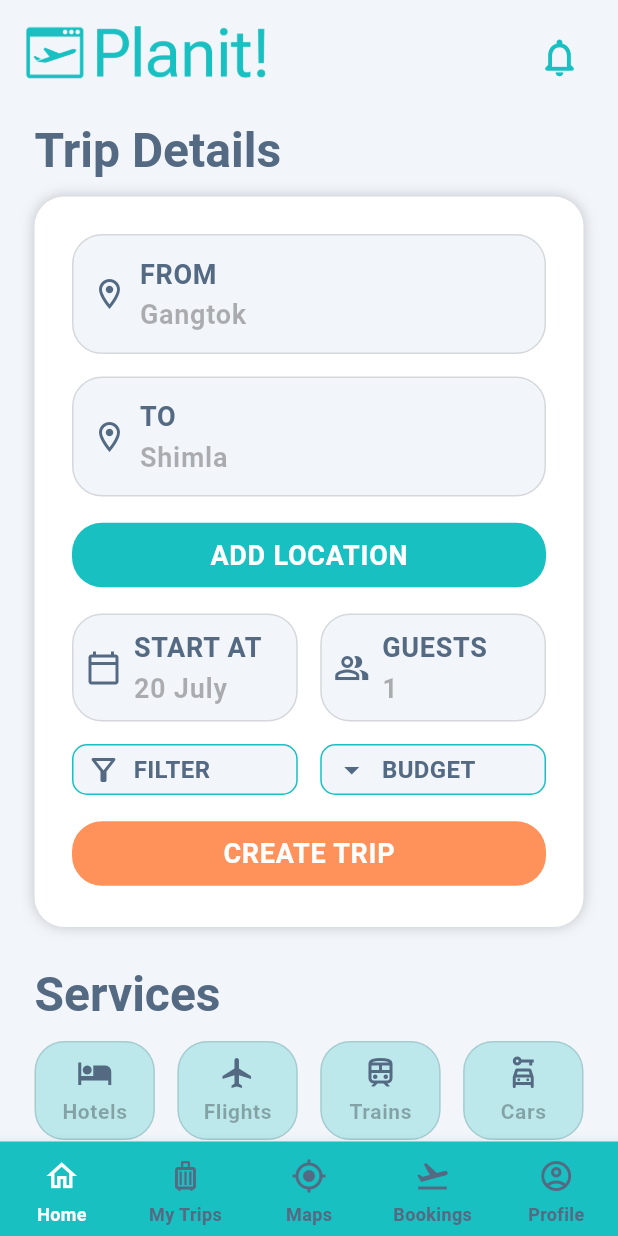
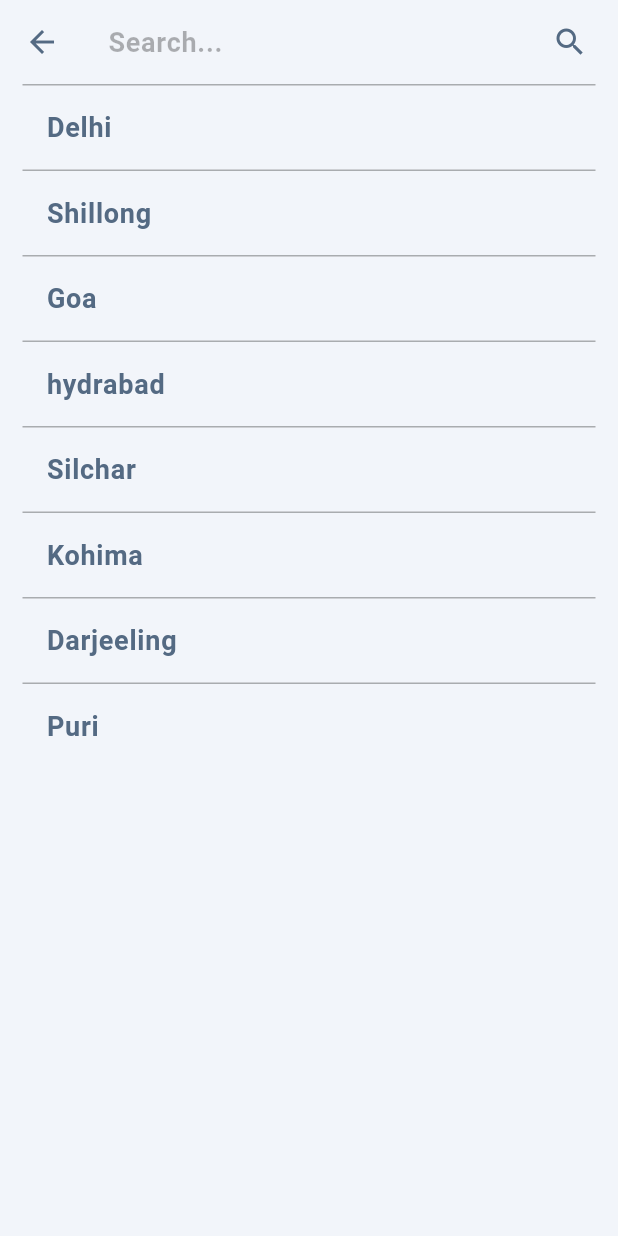
Before and after one commit to Ecell23/Travel-App-Frontend, a Flutter app: the screen it shows after launch, after a tap on "FROM", on a phone screen of 412 x 824 dp. Run offline on Flutter 3.47's test engine with Material 3 defaults, Android fonts, the phone set to English and light mode, and no system bars.

Commit message:
Search page and Homepage functionalities

```diff
--- a/lib/main.dart
+++ b/lib/main.dart
@@ -1,11 +1,5 @@
 import 'package:flutter/material.dart';
-import 'package:travel_app/pages/forgot_password_page/forgot_password.dart';
-import 'package:travel_app/pages/homepage/homepage.dart';
-import 'package:travel_app/pages/login_page/login_page.dart';
-import 'package:travel_app/pages/signup_page/signup_page.dart';
-import 'package:travel_app/pages/otp_verification_page/otp_verification.dart';
-import 'package:travel_app/pages/welcome_page/welcome_page.dart';
-import 'package:travel_app/pages/splash_screen/splash_screen.dart';
+import 'package:travel_app/pages/pages.dart';
 import 'config/theme.dart';
 
 void main() {
@@ -28,6 +22,7 @@ class MyApp extends StatelessWidget {
         '/forgotPassword': (context) => ForgotPasswordPage(),
         '/otpVerification': (context) => OtpverificationPage(),
         '/homepage': (context) => Homepage(),
+        '/searchPage' : (context) => SearchPage()
       },
       debugShowCheckedModeBanner: false, // Disable debug banner
     );
--- a/lib/pages/homepage/homepage.dart
+++ b/lib/pages/homepage/homepage.dart
@@ -11,7 +11,6 @@ class Homepage extends StatefulWidget {
 }
 
 class _HomepageState extends State<Homepage> {
-  List<List<String>> locations = [['FROM' , 'Gangtok'],['TO' , 'Shimla']];
   List<List<dynamic>> services = [[Icons.hotel, 'Hotels'],[Icons.flight , 'Flights'],[Icons.train_outlined,'Trains'],[Icons.car_rental_outlined,'Cars']];
   @override
   Widget build(BuildContext context) {
@@ -47,7 +46,7 @@ class _HomepageState extends State<Homepage> {
                     .titleLarge
                     ?.copyWith(color: Theme.of(context).colorScheme.onSurface),
               ),
-              TripForm(locations: locations),
+              TripForm(),
               SizedBox(height: 5,),
               Text(
                 'Services',
--- a/lib/pages/homepage/widgets/trip_form.dart
+++ b/lib/pages/homepage/widgets/trip_form.dart
@@ -1,12 +1,32 @@
 import 'package:flutter/material.dart';
+import 'package:intl/intl.dart';
 
-class TripForm extends StatelessWidget {
+class TripForm extends StatefulWidget {
   const TripForm({
     super.key,
-    required this.locations,
   });
 
-  final List<List<String>> locations;
+  @override
+  State<TripForm> createState() => _TripFormState();
+}
+
+class _TripFormState extends State<TripForm> {
+  List<String> locations = [ 'Gangtok','Shimla'];
+  int guestCount = 1;
+  DateTime selectedDate = DateTime.now();
+
+  Future<void> _selectDate(BuildContext context) async {
+    final DateTime? picked = await showDatePicker(
+        context: context,
+        initialDate: selectedDate,
+        firstDate: DateTime.now(),
+        lastDate: DateTime(2101));
+    if (picked != null && picked != selectedDate) {
+      setState(() {
+        selectedDate = picked;
+      });
+    }
+  }
 
   @override
   Widget build(BuildContext context) {
@@ -29,7 +49,14 @@ class TripForm extends StatelessWidget {
               Column(
                   spacing: 15,
                   children: List.generate(locations.length, (index) => GestureDetector(
-                    onTap: (){},
+                    onTap: () async {
+                      String? result = await Navigator.pushNamed(context, '/searchPage') as String?;
+                      if(result!=null){
+                        setState(() {
+                          locations[index] = result;
+                        });
+                      }
+                    },
                     child: Container(
                       decoration: BoxDecoration(
                           color: Theme.of(context).colorScheme.surface,
@@ -47,16 +74,30 @@ class TripForm extends StatelessWidget {
                               color:
                               Theme.of(context).colorScheme.onSurface,
                             ),
+                            Expanded(
+                              child: Row(
+                                mainAxisAlignment: MainAxisAlignment.spaceBetween,
+                                children: [
                                   Column(
                                     crossAxisAlignment: CrossAxisAlignment.start,
                                     children: [
-                                Text(locations[index][0],
+                                      Text(index==0? "FROM" : "LOCATION $index",
                                         style: Theme.of(context).textTheme.bodyLarge?.copyWith(color: Theme.of(context).colorScheme.onSurface),
                                       ),
-                                Text(locations[index][1],
+                                      Text(locations[index],
                                         style: Theme.of(context).textTheme.bodyLarge?.copyWith(color: Theme.of(context).colorScheme.onSecondary),
                                       ),
                                     ],
+                                  ),
+                                  index>0 && locations.length>2? IconButton(onPressed: (){
+                                    setState(() {
+                                      locations.removeAt(index);
+                                    });
+                                  },
+                                      icon: Icon(Icons.delete_outline,size: 30,)
+                                  ) : SizedBox(),
+                    ],
+                              ),
                             )
                           ],
                         ),
@@ -67,7 +108,14 @@ class TripForm extends StatelessWidget {
               SizedBox(
                 width: double.infinity,
                 child: TextButton(
-                    onPressed: () {},
+                    onPressed: () async {
+                      String? result = await Navigator.pushNamed(context, '/searchPage') as String?;
+                      if(result!=null){
+                        setState(() {
+                          locations.add(result);
+                        });
+                      }
+                    },
                     style: ButtonStyle(
                         backgroundColor: WidgetStatePropertyAll(Theme.of(context).colorScheme.primary),
                         shape: WidgetStatePropertyAll(RoundedRectangleBorder(borderRadius: BorderRadius.circular(20)))
@@ -82,7 +130,7 @@ class TripForm extends StatelessWidget {
                 children: [
                   Expanded(
                     child: GestureDetector(
-                      onTap: () {},
+                      onTap: () => _selectDate(context),
                       child: Container(
                         decoration: BoxDecoration(
                             color: Theme.of(context).colorScheme.surface,
@@ -106,7 +154,7 @@ class TripForm extends StatelessWidget {
                                   Text('START AT',
                                     style: Theme.of(context).textTheme.bodyLarge?.copyWith(color: Theme.of(context).colorScheme.onSurface),
                                   ),
-                                  Text('20 July',
+                                  Text(DateFormat.MMMd().format(selectedDate.toLocal()),
                                     style: Theme.of(context).textTheme.bodyLarge?.copyWith(color: Theme.of(context).colorScheme.onSecondary),
                                   ),
                                 ],
@@ -143,8 +191,32 @@ class TripForm extends StatelessWidget {
                                   Text('GUESTS  ',
                                     style: Theme.of(context).textTheme.bodyLarge?.copyWith(color: Theme.of(context).colorScheme.onSurface),
                                   ),
-                                  Text('1',
+                                  Row(
+                                    children: [
+                                      GestureDetector(
+                                          onTap: (){
+                                            if(guestCount>1){
+                                              setState(() {
+                                                guestCount--;
+                                              });
+                                            }
+                                          },
+                                          child: Icon(Icons.remove)
+                                      ),
+                                      SizedBox(width: 5,),
+                                      Text(guestCount.toString(),
                                         style: Theme.of(context).textTheme.bodyLarge?.copyWith(color: Theme.of(context).colorScheme.onSecondary),
+                                      ),
+                                      SizedBox(width: 5,),
+                                      GestureDetector(
+                                          onTap: (){
+                                            setState(() {
+                                              guestCount++;
+                                            });
+                                          },
+                                          child: Icon(Icons.add)
+                                      ),
+                                    ],
                                   ),
                                 ],
                               )
--- a/lib/pages/pages.dart
+++ b/lib/pages/pages.dart
@@ -5,3 +5,4 @@ export "signup_page/signup_page.dart";
 export "splash_screen/splash_screen.dart";
 export "welcome_page/welcome_page.dart";
 export "homepage/homepage.dart";
+export 'search_page/search_page.dart';
--- /dev/null
+++ b/lib/pages/search_page/search_page.dart
@@ -0,0 +1,46 @@
+import 'package:flutter/material.dart';
+class SearchPage extends StatefulWidget {
+  const SearchPage({super.key});
+
+  @override
+  State<SearchPage> createState() => _SearchPageState();
+}
+
+class _SearchPageState extends State<SearchPage> {
+  TextEditingController searchController = TextEditingController();
+  List<String> locations = ['Delhi', 'Shillong', 'Goa','hydrabad','Silchar','Kohima','Darjeeling','Puri'];
+  @override
+  Widget build(BuildContext context) {
+    return Scaffold(
+      appBar: AppBar(
+        title: TextField(
+          controller: searchController,
+          decoration: InputDecoration(
+            border: InputBorder.none,
+            hintText: 'Search...',
+            hintStyle: TextStyle(
+              color: Theme.of(context).colorScheme.onSecondary
+            )
+          ),
+        ),
+        actions: [Padding(
+          padding: const EdgeInsets.all(8.0),
+          child: IconButton(onPressed: (){}, icon: Icon(Icons.search)),
+        )],
+      ),
+      body: ListView.builder(
+        padding: EdgeInsets.symmetric(horizontal: 15),
+        itemCount: locations.length,
+          itemBuilder: (BuildContext context, int index) {
+            return ListTile(
+              shape: Border(top: BorderSide(color: Theme.of(context).colorScheme.onSecondary)),
+              title: Text(locations[index]),
+              onTap: (){
+                Navigator.pop(context,locations[index]);
+              },
+            );
+          }
+      ),
+    );
+  }
+}
--- a/pubspec.yaml
+++ b/pubspec.yaml
@@ -33,6 +33,7 @@ dependencies:
   # The following adds the Cupertino Icons font to your application.
   # Use with the CupertinoIcons class for iOS style icons.
   cupertino_icons: ^1.0.8
+  intl: ^0.20.2
 
 dev_dependencies:
   flutter_test:
```
Also changed, not shown: pubspec.lock. Lines whose indentation alone changed are shown as unchanged.
